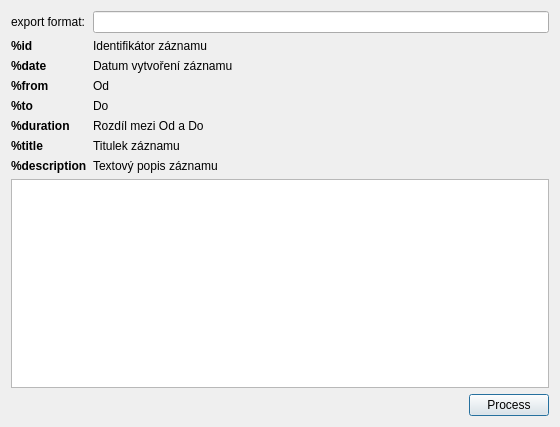
Before: the Qt Designer form exportdialog.ui in mdrska80/timesheet, drawn with Qt 5.
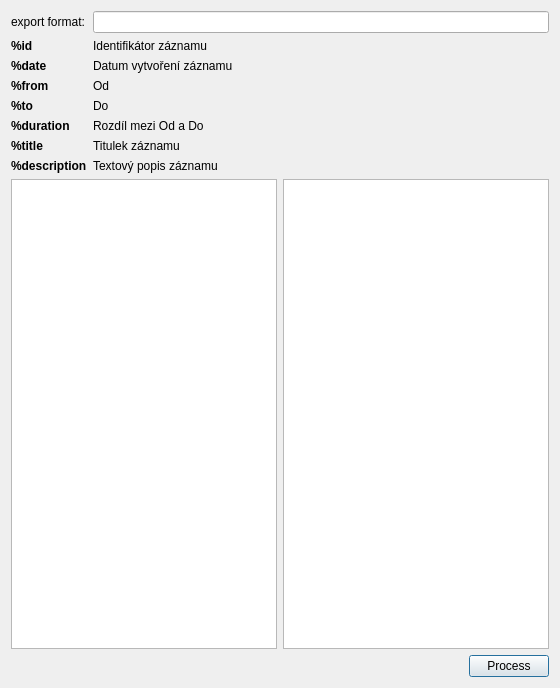
After: the same form once the commit is applied.

Diff of the .ui file:
```diff
--- a/exportdialog.ui
+++ b/exportdialog.ui
@@ -7,7 +7,7 @@
     <x>0</x>
     <y>0</y>
     <width>560</width>
-    <height>427</height>
+    <height>688</height>
    </rect>
   </property>
   <property name="windowTitle">
@@ -139,7 +139,14 @@
     </layout>
    </item>
    <item>
-    <widget class="QTextEdit" name="textEdit"/>
+    <layout class="QHBoxLayout" name="horizontalLayout">
+     <item>
+      <widget class="QTextEdit" name="textEdit"/>
+     </item>
+     <item>
+      <widget class="QTextEdit" name="textEdit_2"/>
+     </item>
+    </layout>
    </item>
    <item>
     <layout class="QHBoxLayout" name="horizontalLayout_3">
```
